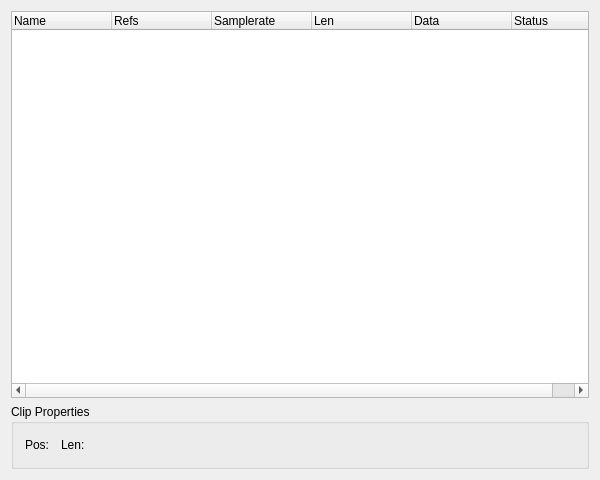
Before: the Qt Designer form muse3/muse/components/cliplisteditorbase.ui in muse-sequencer/muse, drawn with Qt 5.
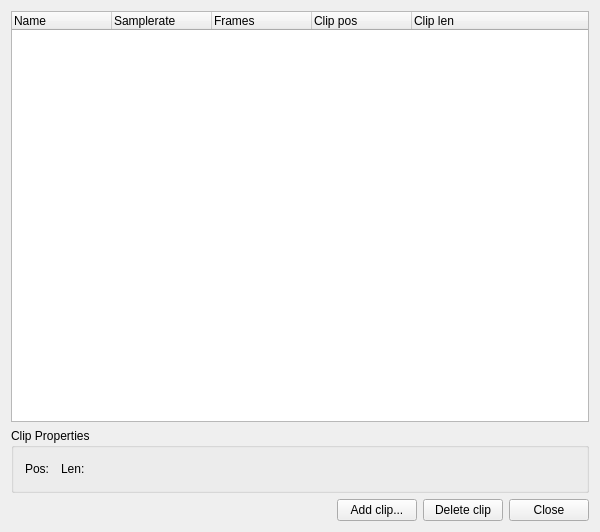
After: the same form once the commit is applied. Custom widgets are drawn as their Qt base class.

```diff
--- a/muse3/muse/components/cliplisteditorbase.ui
+++ b/muse3/muse/components/cliplisteditorbase.ui
@@ -7,19 +7,13 @@
     <x>0</x>
     <y>0</y>
     <width>600</width>
-    <height>480</height>
+    <height>532</height>
    </rect>
   </property>
   <property name="windowTitle">
    <string>MusE: ClipList</string>
   </property>
-  <layout class="QVBoxLayout">
-   <property name="spacing">
-    <number>6</number>
-   </property>
-   <property name="margin">
-    <number>11</number>
-   </property>
+  <layout class="QVBoxLayout" name="verticalLayout">
    <item>
     <widget class="QTreeWidget" name="view">
      <property name="rootIsDecorated">
@@ -33,11 +27,6 @@
        <string>Name</string>
       </property>
      </column>
-     <column>
-      <property name="text">
-       <string>Refs</string>
-      </property>
-     </column>
      <column>
       <property name="text">
        <string>Samplerate</string>
@@ -45,17 +34,17 @@
      </column>
      <column>
       <property name="text">
-       <string>Len</string>
+       <string>Frames</string>
       </property>
      </column>
      <column>
       <property name="text">
-       <string>Data</string>
+       <string>Clip pos</string>
       </property>
      </column>
      <column>
       <property name="text">
-       <string>Status</string>
+       <string>Clip len</string>
       </property>
      </column>
     </widget>
@@ -69,7 +58,16 @@
       <property name="spacing">
        <number>6</number>
       </property>
-      <property name="margin">
+      <property name="leftMargin">
+       <number>11</number>
+      </property>
+      <property name="topMargin">
+       <number>11</number>
+      </property>
+      <property name="rightMargin">
+       <number>11</number>
+      </property>
+      <property name="bottomMargin">
        <number>11</number>
       </property>
       <item>
@@ -125,6 +123,44 @@
      </layout>
     </widget>
    </item>
+   <item>
+    <layout class="QHBoxLayout" name="horizontalLayout">
+     <item>
+      <spacer name="horizontalSpacer">
+       <property name="orientation">
+        <enum>Qt::Horizontal</enum>
+       </property>
+       <property name="sizeHint" stdset="0">
+        <size>
+         <width>40</width>
+         <height>20</height>
+        </size>
+       </property>
+      </spacer>
+     </item>
+     <item>
+      <widget class="QPushButton" name="addClipButton">
+       <property name="text">
+        <string>Add clip...</string>
+       </property>
+      </widget>
+     </item>
+     <item>
+      <widget class="QPushButton" name="deleteClipButton">
+       <property name="text">
+        <string>Delete clip</string>
+       </property>
+      </widget>
+     </item>
+     <item>
+      <widget class="QPushButton" name="closeButton">
+       <property name="text">
+        <string>Close</string>
+       </property>
+      </widget>
+     </item>
+    </layout>
+   </item>
   </layout>
  </widget>
  <layoutdefault spacing="6" margin="11"/>
```
